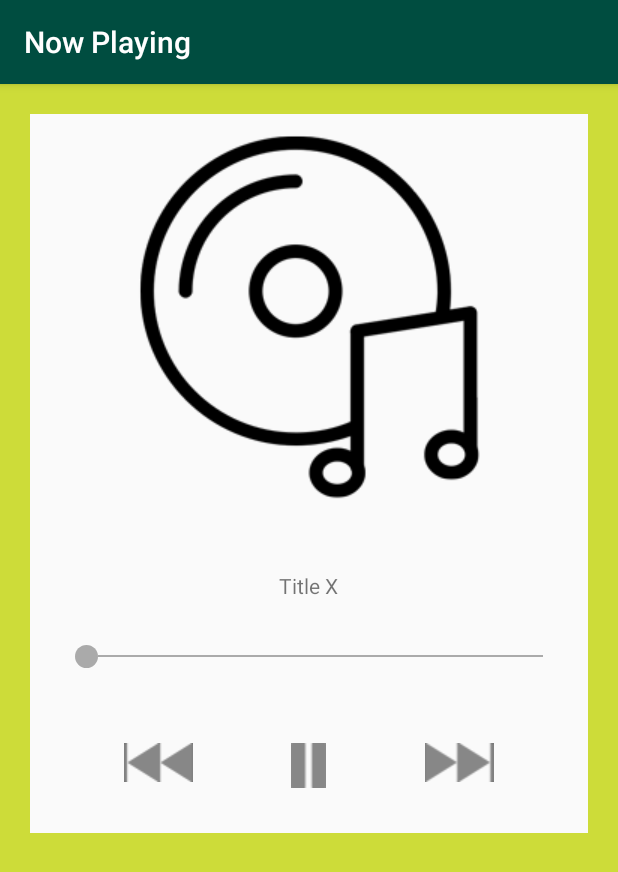
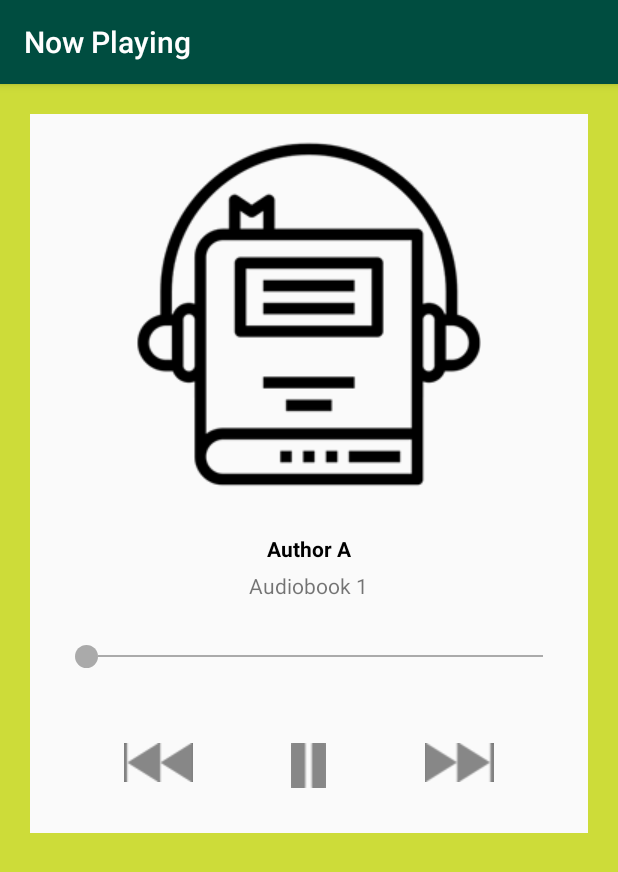
Before and after one commit to marielexoteria/LimeMusicPlayer, an Android app: the AudiobooksActivity screen opened directly, with no data from a screen before it, after a tap on "Author A", on a phone screen of 412 x 824 dp. Shown: the top 872 px of the screen. Run offline under Robolectric (Android 15) with nearby library versions, the phone set to English and light mode, and no system bars.

Commit message:
Added the missing functionality in the now_playing.xml

```diff
--- a/app/src/main/java/com/example/android/mymusicplayer/NowPlayingActivity.java
+++ b/app/src/main/java/com/example/android/mymusicplayer/NowPlayingActivity.java
@@ -7,6 +7,7 @@ import android.os.Bundle;
 import android.view.View;
 import android.widget.Button;
 import android.widget.ImageButton;
+import android.widget.ImageView;
 import android.widget.TextView;
 
 public class NowPlayingActivity extends AppCompatActivity {
@@ -15,18 +16,23 @@ public class NowPlayingActivity extends AppCompatActivity {
 
     @Override
     protected void onCreate(Bundle savedInstanceState) {
-
         super.onCreate(savedInstanceState);
         setContentView(R.layout.now_playing);
 
         // Get the data from previous activity (selected song in the playlist) and display it
         Bundle extras = getIntent().getExtras();
         if (extras != null) {
-            TextView myTextView = (TextView)findViewById(R.id.artist_or_author);
-            myTextView.setText(extras.getString("Artist X"));
+            SoundFile file = getIntent().getExtras().getParcelable(EXTRA_SOUND_FILE);
+
+            ImageView nowPlayingFileImage = (ImageView)findViewById(R.id.now_playing_file_image);
+            nowPlayingFileImage.setImageResource(file.getNowPlayingImageID());
+
+            TextView nowPlayingArtistOrAuthor = (TextView)findViewById(R.id.now_playing_artist_or_author);
+            nowPlayingArtistOrAuthor.setText(file.getArtistOrAuthor());
+
+            TextView nowPlayingTitle = (TextView)findViewById(R.id.now_playing_title);
+            nowPlayingTitle.setText(file.getTitle());
         }
-        SoundFile file = getIntent().getExtras().getParcelable(EXTRA_SOUND_FILE);
-
     }
 
 }
--- a/app/src/main/java/com/example/android/mymusicplayer/SoundFile.java
+++ b/app/src/main/java/com/example/android/mymusicplayer/SoundFile.java
@@ -49,7 +49,7 @@ public class SoundFile implements Parcelable {
     }
 
     //Get the image according to the sound file to display in the Now Playing activity
-    public int getmNowPlayingImageID() {
+    public int getNowPlayingImageID() {
 
         return mNowPlayingImage;
     }
--- a/app/src/main/res/layout/now_playing.xml
+++ b/app/src/main/res/layout/now_playing.xml
@@ -5,7 +5,7 @@
     android:layout_height="match_parent"
     android:id="@+id/now_playing"
     android:orientation="vertical"
-    android:padding="20dp"
+    android:padding="@dimen/padding_vertical"
     android:background="@color/category_color">
 
     <LinearLayout
@@ -14,19 +14,19 @@
         android:orientation="vertical"
         android:background="@color/background_color"
         android:gravity="center"
-        android:padding="10dp">
+        android:padding="@dimen/space_between_elements">
 
         <ImageView
             android:layout_width="wrap_content"
             android:layout_height="wrap_content"
-            android:id="@+id/file_icon"
-            android:src="@drawable/music_image_now_playing"/>
+            android:id="@+id/now_playing_file_image"
+            tools:src="@drawable/music_image_now_playing"/>
 
         <TextView
             android:layout_width="wrap_content"
             android:layout_height="wrap_content"
-            android:id="@+id/artist_or_author"
-            android:paddingTop="20dp"
+            android:id="@+id/now_playing_artist_or_author"
+            android:paddingTop="@dimen/padding_vertical"
             android:textColor="@color/category_text"
             tools:text="@string/list_item_artist_author"
             android:textStyle="bold">
@@ -35,18 +35,18 @@
         <TextView
             android:layout_width="wrap_content"
             android:layout_height="wrap_content"
-            android:id="@+id/list_title"
+            android:id="@+id/now_playing_title"
             android:paddingTop="@dimen/padding_between_title_artist"
-            android:text="@string/list_item_title">
+            tools:text="@string/list_item_title">
         </TextView>
 
         <LinearLayout
             android:id="@+id/progress_bar"
             android:layout_width="match_parent"
             android:layout_height="wrap_content"
-            android:layout_marginTop="10dp"
+            android:layout_marginTop="@dimen/space_between_elements"
             android:orientation="horizontal"
-            android:padding="20dp">
+            android:padding="@dimen/padding_vertical">
 
             <ImageView
                 android:layout_width="wrap_content"
@@ -55,7 +55,7 @@
 
             <View
                 android:layout_width="match_parent"
-                android:layout_height="1dp"
+                android:layout_height="@dimen/duration_bar"
                 android:layout_gravity="center"
                 android:background="@android:color/darker_gray" />
 
@@ -66,8 +66,8 @@
             android:layout_height="wrap_content"
             android:id="@+id/music_controls"
             android:orientation="horizontal"
-            android:padding="20dp"
-            android:layout_marginTop="10dp">
+            android:padding="@dimen/padding_vertical"
+            android:layout_marginTop="@dimen/space_between_elements">
 
 
             <ImageView
--- a/app/src/main/res/values/dimens.xml
+++ b/app/src/main/res/values/dimens.xml
@@ -27,6 +27,8 @@
     <!-- Sizes used in now_playing.xml -->
     <dimen name="artist_or_author_label">20sp</dimen>
     <dimen name="title_label">16sp</dimen>
+    <dimen name="space_between_elements">10dp</dimen>
+    <dimen name="duration_bar">1dp</dimen>
 
     <!-- Size for the pseudo button in circle_progress_bar.xml -->
     <dimen name="progress_bar_button">15dp</dimen>
```
Also changed, not shown: app/src/main/res/drawable/podcasts_image_now_playing.png, 1 other file.
